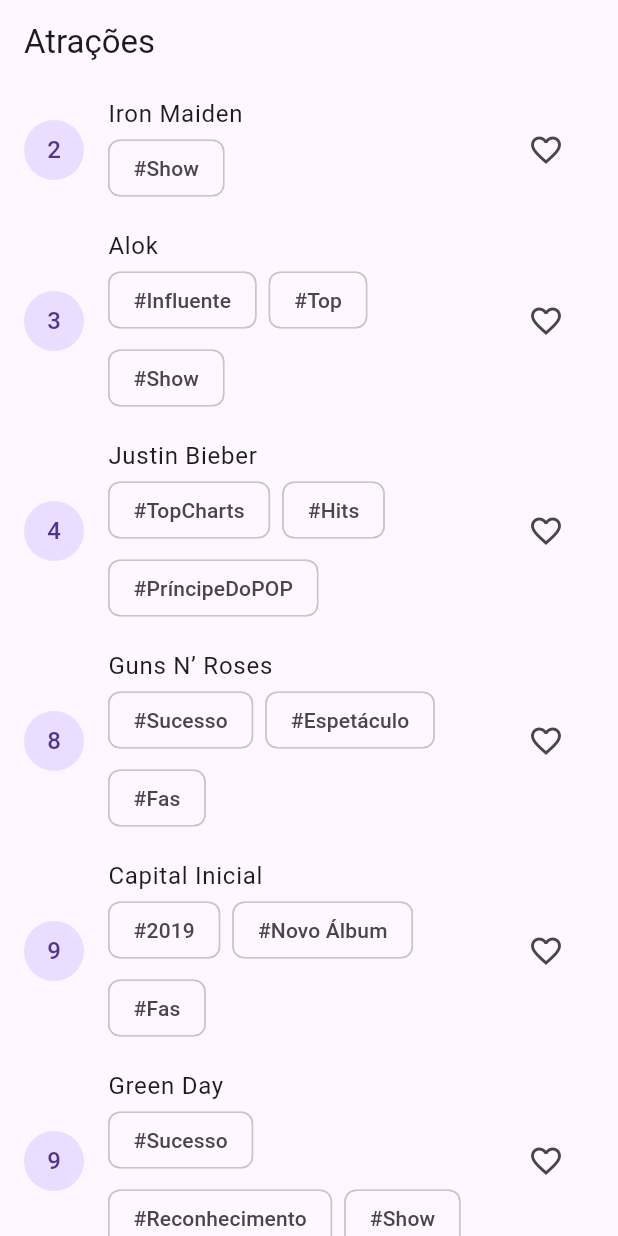
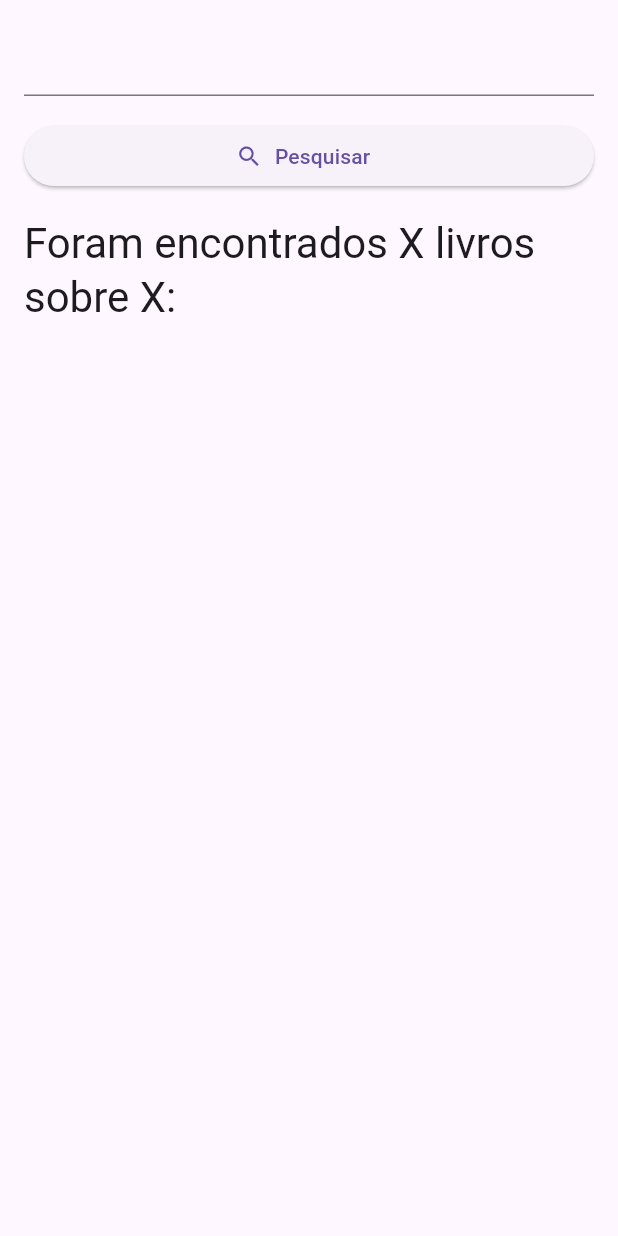
Before and after one commit to misaelccorreia/exploring_flutter, a Flutter app: the screen it shows after launch, on a phone screen of 412 x 824 dp. Run offline on Flutter 3.47's test engine with Material 3 defaults, Android fonts, the phone set to English and light mode, and no system bars.

Commit message:
the dart compiler read all (dobre error)

```diff
--- a/lib/main.dart
+++ b/lib/main.dart
@@ -1,123 +1,47 @@
 import 'package:flutter/material.dart';
 
-void main() => runApp(const RockInRio());
+void main(){
+  runApp(BookApp());
+}
 
-class RockInRio extends StatelessWidget {
-  const RockInRio({Key? key}):super(key: key);
-  //opcional mas por boas praticas do linter apresentamos o construtor
-
-
-  //override para o que precisa indicar
+class BookApp extends StatelessWidget{
   @override
-  Widget build(BuildContext){
-    return MaterialApp(
-      title: 'Rock in Rio',
-      debugShowCheckedModeBanner: false,
-      theme: ThemeData(primarySwatch: Colors.indigo),
-      home: const HomePage(),
+  Widget build(BuildContext context) {
+    return const MaterialApp(
+      home: HomePage(),
     );
   }
 }
 
 class HomePage extends StatefulWidget{
- const HomePage({Key? key}): super(key: key);
+  const HomePage({Key? key}):super(key: key);
 
   @override
-  State<HomePage> createState() => _HomePageState();
+  _HomePageState createState()=> _HomePageState();
 }
 
 class _HomePageState extends State<HomePage>{
-  final List<Atracao> _listaFavoritos = [];
 
   @override
-  Widget build(BuildContext context){
+  Widget build(BuildContext context) {
     return Scaffold(
-      appBar:AppBar(
-        title: const Text('Atrações'),
+      body: Padding(
+        padding: const EdgeInsets.all(16),
+        child: ListView(
+          children: [
+            const TextField(),
+            const SizedBox(height: 16),
+            ElevatedButton.icon(
+              onPressed: (){},
+              icon: const Icon(Icons.search),
+              label: const Text('Pesquisar')),
+            const SizedBox(height: 16),
+            Text('Foram encontrados X livros sobre X:' ,
+            style: Theme.of(context).textTheme.headlineMedium,
+            ),
+          ],
         ),
-        body: ListView.builder(
-          itemCount: listaAtracoes.length,
-          itemBuilder: (context, index){
-            final isFavorito = _listaFavoritos.contains(listaAtracoes[index]);
-            return ListTile(
-              onTap: () {
-                Navigator.push(
-                  context,
-                  MaterialPageRoute(
-                    builder:(context)=>
-                      AtracaoPage(atracao: listaAtracoes[index])));
-              },
-              title: Text(listaAtracoes[index].nome),
-              subtitle: Wrap(
-                spacing: 8,
-                runSpacing: 4,
-                children: listaAtracoes[index]
-                    .tags
-                    .map((tag) => Chip(label: Text('#$tag')))
-                    .toList(),
-                ),
-              leading: CircleAvatar(
-                child: Text('${listaAtracoes[index].dia}'),
-              ),
-              trailing: IconButton(
-                onPressed: () {
-                  setState(() {
-                    if(isFavorito){
-                    _listaFavoritos.remove(listaAtracoes[index]);
-                    } else {
-                      _listaFavoritos.add(listaAtracoes[index]);
-                    };
-                  });
-                },
-                icon: isFavorito
-                  ? const Icon(Icons.favorite, color: Colors.red,)
-                  : const Icon(Icons.favorite_border),
-               ),
-             );
-          }),
+      ),
     );
   }
 }
-
-class Atracao{
-  final String nome;
-  final int dia;
-  final List<String> tags;
-
-  const Atracao(this.nome, this.dia, this.tags);
-
-}
-
-//por inferencia o compilador de Dart admite como uma lista de objetos Atracao
-const listaAtracoes = [
-  Atracao("Iron Maiden", 2, ["Show"]),
-  Atracao("Alok", 3, ["Influente", "Top", "Show"]),
-  Atracao("Justin Bieber", 4, ["TopCharts", "Hits", "PríncipeDoPOP"]),
-  Atracao("Guns N’ Roses", 8, ["Sucesso", "Espetáculo", "Fas"]),
-  Atracao("Capital Inicial", 9, ["2019", "Novo Álbum", "Fas"]),
-  Atracao("Green Day", 9, ["Sucesso", "Reconhecimento", "Show"]),
-  Atracao("Cold Play", 10, ["NovoAlbum", "Sucesso", "2011"]),
-  Atracao("Ivete Sangalo", 10, ["Unica", "Carreiras", "Fas"]),
-  Atracao("Racionais", 3, ["Hits", "Prêmios", "Respeito"]),
-  Atracao("Gloria Groove", 8, ["Streams", "Representatividade", "Sucesso"]),
-  Atracao("Avril Lavigne", 9, ["Estreia", "Sucesso", "Lançamento"]),
-  Atracao("Ludmilla", 10, ["Representativade", "Sucesso", "Parcerias"]),
-  ];
-
-  class AtracaoPage extends StatelessWidget{
-    final Atracao atracao;
-    const AtracaoPage({Key? key, required this.atracao}):super(key: key);
-
-    @override
-    Widget build(BuildContext context) {
-      return Scaffold(
-        appBar: AppBar(
-          title: Text(atracao.nome),
-        ),
-        body: Padding(
-          padding: const EdgeInsets.all(16),
-          child: Placeholder(),
-        ),
-      );
-    }
-  }
```
